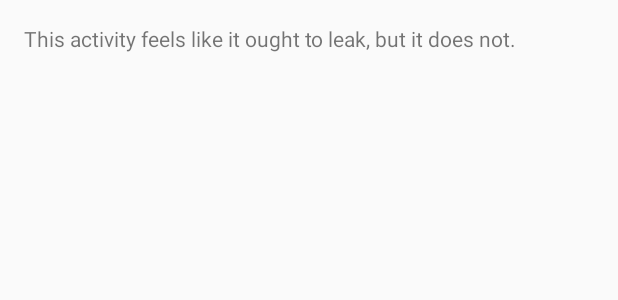
After one commit to dlew/android-subscription-leaks, an Android app: the layout activity_never.xml on its own in the app's theme, with its tools: preview values and no code run, on a phone screen of 412 x 824 dp. The commit adds this screen. Shown: the top 300 px of the screen. Run offline under Robolectric (Android 15) with nearby library versions, the phone set to English and light mode, and no system bars.

Commit message:
Added NeverActivity

```diff
--- a/app/src/main/AndroidManifest.xml
+++ b/app/src/main/AndroidManifest.xml
@@ -28,6 +28,8 @@
 
         <activity android:name=".LifecycleActivity" />
 
+        <activity android:name=".NeverActivity" />
+
     </application>
 
 </manifest>
--- a/app/src/main/java/net/danlew/rxsubscriptions/MainActivity.java
+++ b/app/src/main/java/net/danlew/rxsubscriptions/MainActivity.java
@@ -50,4 +50,10 @@ public class MainActivity extends ActionBarActivity {
     void lifecycleObservable() {
         startActivity(new Intent(this, LifecycleActivity.class));
     }
+
+    @OnClick(R.id.never_leaks)
+    void neverLeaks() {
+        startActivity(new Intent(this, NeverActivity.class));
+    }
+
 }
--- a/app/src/main/res/layout/activity_main.xml
+++ b/app/src/main/res/layout/activity_main.xml
@@ -62,5 +62,11 @@
             android:layout_height="wrap_content"
             android:text="@string/lifecycle_observable" />
 
+        <Button
+            android:id="@+id/never_leaks"
+            android:layout_width="match_parent"
+            android:layout_height="wrap_content"
+            android:text="@string/never_leaks" />
+
     </LinearLayout>
 </ScrollView>
--- /dev/null
+++ b/app/src/main/res/layout/activity_never.xml
@@ -0,0 +1,17 @@
+<LinearLayout xmlns:android="http://schemas.android.com/apk/res/android"
+    xmlns:tools="http://schemas.android.com/tools"
+    android:layout_width="match_parent"
+    android:layout_height="match_parent"
+    android:orientation="vertical"
+    android:paddingBottom="@dimen/activity_vertical_margin"
+    android:paddingLeft="@dimen/activity_horizontal_margin"
+    android:paddingRight="@dimen/activity_horizontal_margin"
+    android:paddingTop="@dimen/activity_vertical_margin"
+    tools:context=".MainActivity">
+
+    <TextView
+        android:layout_width="match_parent"
+        android:layout_height="wrap_content"
+        android:text="@string/explanation_never" />
+
+</LinearLayout>
--- a/app/src/main/res/values/strings.xml
+++ b/app/src/main/res/values/strings.xml
@@ -22,4 +22,7 @@
     <string name="lifecycle_observable">LifecycleObservable</string>
     <string name="explanation_lifecycle">This activity should always auto-unsubscribe due to
         LifecycleObservable.bindActivityLifecycle().</string>
+
+    <string name="never_leaks">Never Leaks</string>
+    <string name="explanation_never">This activity feels like it ought to leak, but it does not.</string>
 </resources>
```
Also changed, not shown: app/src/main/java/net/danlew/rxsubscriptions/NeverActivity.java (added, +21 -0 lines).
